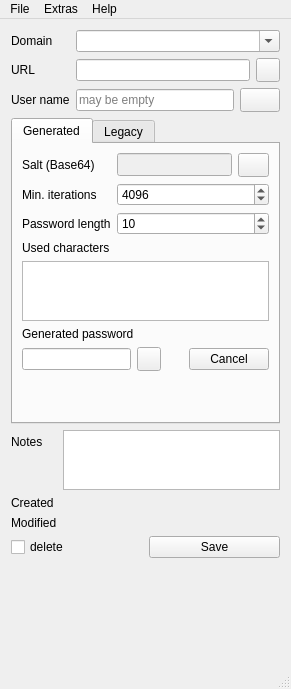
607011/Qt-SESAM, file Qt-SESAM/mainwindow.ui: the form before one commit.
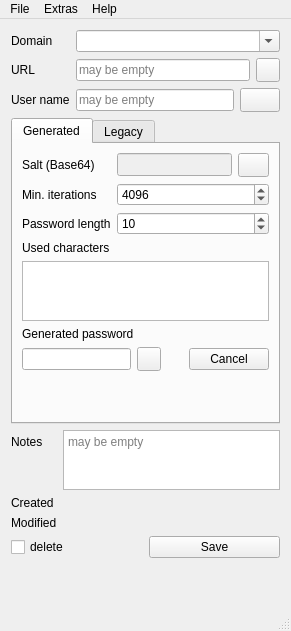
The form after the commit. Icons and pictures are not drawn.

Commit message: URL and Notes fields shows "can be empty" placeholder text. (Resolves issue #63)

Patch:
```diff
--- a/Qt-SESAM/mainwindow.ui
+++ b/Qt-SESAM/mainwindow.ui
@@ -7,7 +7,7 @@
     <x>0</x>
     <y>0</y>
     <width>291</width>
-    <height>689</height>
+    <height>631</height>
    </rect>
   </property>
   <property name="windowTitle">
@@ -85,7 +85,11 @@
       <item row="2" column="2">
        <layout class="QHBoxLayout" name="horizontalLayout_7">
         <item>
-         <widget class="QLineEdit" name="urlLineEdit"/>
+         <widget class="QLineEdit" name="urlLineEdit">
+          <property name="placeholderText">
+           <string>may be empty</string>
+          </property>
+         </widget>
         </item>
         <item>
          <widget class="QPushButton" name="openURLPushButton">
@@ -472,6 +476,9 @@
           <height>60</height>
          </size>
         </property>
+        <property name="placeholderText">
+         <string>may be empty</string>
+        </property>
        </widget>
       </item>
       <item row="2" column="0">
```
